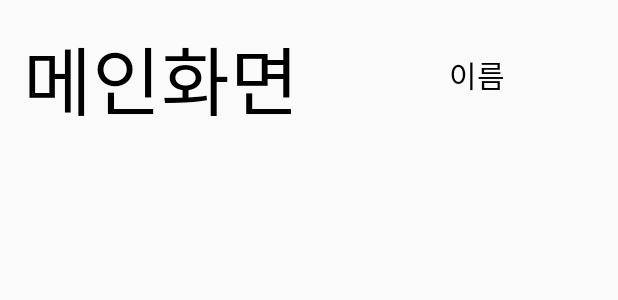
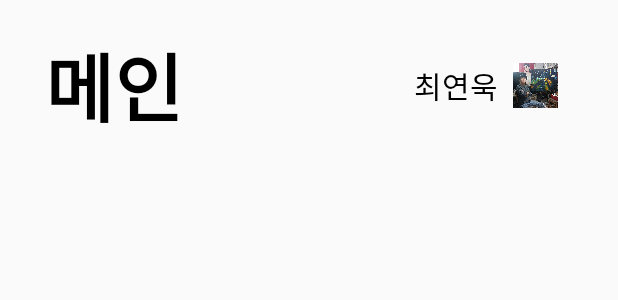
Before and after one commit to Kwak04/Lets-Chat, an Android app: the layout activity_main.xml on its own in the app's theme, with its tools: preview values and no code run, on a phone screen of 412 x 824 dp. Shown: the top 300 px of the screen. Run offline under Robolectric (Android 15) with nearby library versions, the phone set to English and light mode, and no system bars.

Commit message:
feat: main screen title, user name, user photo added

```diff
--- /dev/null
+++ b/app/src/main/res/drawable/photo_rounding.xml
@@ -0,0 +1,5 @@
+<?xml version="1.0" encoding="utf-8"?>
+<shape xmlns:android="http://schemas.android.com/apk/res/android"
+    android:shape="rectangle">
+    <corners android:radius="8dp"/>
+</shape>
--- a/app/src/main/res/layout/activity_main.xml
+++ b/app/src/main/res/layout/activity_main.xml
@@ -10,30 +10,40 @@
     <LinearLayout
         android:layout_width="match_parent"
         android:layout_height="wrap_content"
-        android:orientation="horizontal">
+        android:orientation="horizontal"
+        android:layout_marginTop="20dp">
 
         <TextView
             android:layout_width="wrap_content"
             android:layout_height="wrap_content"
-            android:text="메인화면"
+            android:text="메인"
             android:textSize="50sp"
             android:textColor="#000000"
-            android:layout_marginTop="15dp"
-            android:layout_marginStart="15dp"/>
+            android:layout_marginStart="30dp"
+            android:textStyle="bold"
+            android:layout_gravity="center"/>
+
+        <View
+            android:layout_width="0dp"
+            android:layout_height="0dp"
+            android:layout_weight="1"/>
 
         <TextView
             android:layout_width="wrap_content"
             android:layout_height="wrap_content"
-            android:text="이름"
+            android:text="최연욱"
             android:textSize="20sp"
             android:textColor="#000000"
-            android:layout_marginStart="100dp"/>
-    </LinearLayout>
+            android:layout_gravity="center"
+            android:layout_marginEnd="10dp"/>
 
-    <LinearLayout
-        android:layout_width="match_parent"
-        android:layout_height="wrap_content">
-
+        <ImageView
+            android:layout_width="30dp"
+            android:layout_height="30dp"
+            android:id="@+id/user_photo"
+            android:src="@drawable/cyw_painter"
+            android:layout_marginEnd="40dp"
+            android:layout_gravity="center"/>
 
     </LinearLayout>
 
```
Also changed, not shown: app/src/main/res/drawable/cyw_painter.jpg (added), 2 other files.
